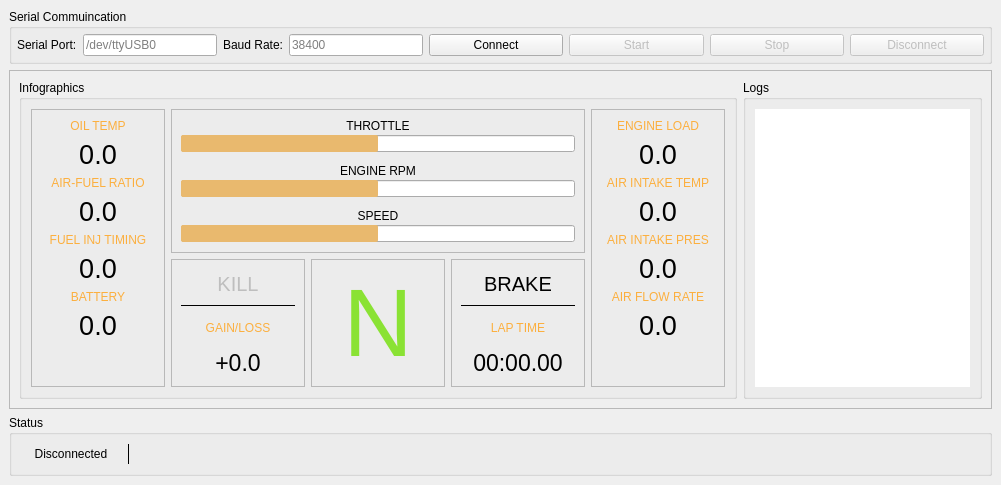
Qt form dashboard/dashboard.ui (maker-ATOM/ELM327Drive) before a commit.
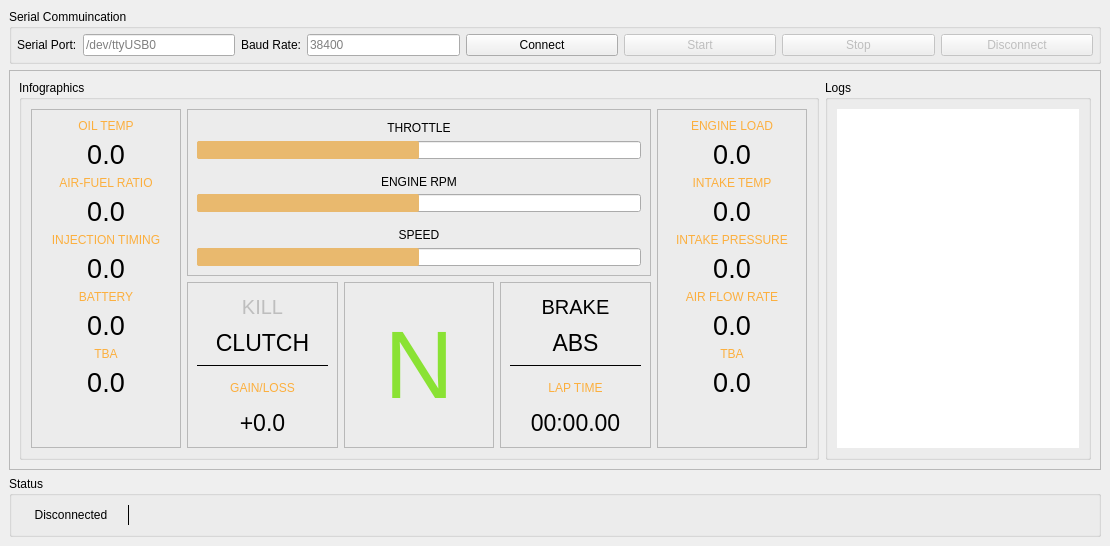
The same form after that commit.

Commit message: Added section for more sensors

```diff
--- a/dashboard/dashboard.ui
+++ b/dashboard/dashboard.ui
@@ -6,14 +6,14 @@
    <rect>
     <x>0</x>
     <y>0</y>
-    <width>1001</width>
-    <height>485</height>
+    <width>1110</width>
+    <height>546</height>
    </rect>
   </property>
   <property name="minimumSize">
    <size>
-    <width>0</width>
-    <height>0</height>
+    <width>1110</width>
+    <height>545</height>
    </size>
   </property>
   <property name="windowTitle">
@@ -28,8 +28,8 @@
    </property>
    <property name="minimumSize">
     <size>
-     <width>1000</width>
-     <height>485</height>
+     <width>0</width>
+     <height>0</height>
     </size>
    </property>
    <layout class="QVBoxLayout" name="verticalLayout_2">
@@ -303,7 +303,7 @@
                   <string notr="true">color: rgb(252, 175, 62)</string>
                  </property>
                  <property name="text">
-                  <string>FUEL INJ TIMING</string>
+                  <string>INJECTION TIMING</string>
                  </property>
                  <property name="alignment">
                   <set>Qt::AlignCenter</set>
@@ -353,6 +353,34 @@
                  </property>
                 </widget>
                </item>
+               <item>
+                <widget class="QLabel" name="label_5">
+                 <property name="styleSheet">
+                  <string notr="true">color: rgb(252, 175, 62)</string>
+                 </property>
+                 <property name="text">
+                  <string>TBA</string>
+                 </property>
+                 <property name="alignment">
+                  <set>Qt::AlignCenter</set>
+                 </property>
+                </widget>
+               </item>
+               <item>
+                <widget class="QLabel" name="label_7">
+                 <property name="font">
+                  <font>
+                   <pointsize>20</pointsize>
+                  </font>
+                 </property>
+                 <property name="text">
+                  <string>0.0</string>
+                 </property>
+                 <property name="alignment">
+                  <set>Qt::AlignCenter</set>
+                 </property>
+                </widget>
+               </item>
                <item>
                 <spacer name="verticalSpacer">
                  <property name="orientation">
@@ -371,6 +399,12 @@
             </item>
             <item row="1" column="3">
              <widget class="QFrame" name="frame_6">
+              <property name="minimumSize">
+               <size>
+                <width>150</width>
+                <height>0</height>
+               </size>
+              </property>
               <property name="frameShape">
                <enum>QFrame::StyledPanel</enum>
               </property>
@@ -393,6 +427,21 @@
                  </property>
                 </widget>
                </item>
+               <item>
+                <widget class="QLabel" name="label_4">
+                 <property name="font">
+                  <font>
+                   <pointsize>17</pointsize>
+                  </font>
+                 </property>
+                 <property name="text">
+                  <string>ABS</string>
+                 </property>
+                 <property name="alignment">
+                  <set>Qt::AlignCenter</set>
+                 </property>
+                </widget>
+               </item>
                <item>
                 <widget class="Line" name="line_3">
                  <property name="frameShadow">
@@ -442,6 +491,12 @@
                 <verstretch>0</verstretch>
                </sizepolicy>
               </property>
+              <property name="minimumSize">
+               <size>
+                <width>450</width>
+                <height>0</height>
+               </size>
+              </property>
               <property name="styleSheet">
                <string notr="true"/>
               </property>
@@ -453,10 +508,16 @@
               </property>
               <layout class="QVBoxLayout" name="verticalLayout_6">
                <property name="spacing">
-                <number>2</number>
+                <number>4</number>
                </property>
                <item>
                 <widget class="QLabel" name="label_18">
+                 <property name="sizePolicy">
+                  <sizepolicy hsizetype="Preferred" vsizetype="Preferred">
+                   <horstretch>0</horstretch>
+                   <verstretch>0</verstretch>
+                  </sizepolicy>
+                 </property>
                  <property name="text">
                   <string>THROTTLE</string>
                  </property>
@@ -467,6 +528,18 @@
                </item>
                <item>
                 <widget class="QProgressBar" name="throttle">
+                 <property name="sizePolicy">
+                  <sizepolicy hsizetype="Expanding" vsizetype="Ignored">
+                   <horstretch>0</horstretch>
+                   <verstretch>0</verstretch>
+                  </sizepolicy>
+                 </property>
+                 <property name="minimumSize">
+                  <size>
+                   <width>0</width>
+                   <height>15</height>
+                  </size>
+                 </property>
                  <property name="styleSheet">
                   <string notr="true">QProgressBar::chunk {
 background-color: rgb(233, 185, 110);
@@ -499,7 +572,7 @@
                   <enum>Qt::Vertical</enum>
                  </property>
                  <property name="sizeType">
-                  <enum>QSizePolicy::Minimum</enum>
+                  <enum>QSizePolicy::Fixed</enum>
                  </property>
                  <property name="sizeHint" stdset="0">
                   <size>
@@ -521,6 +594,18 @@
                </item>
                <item>
                 <widget class="QProgressBar" name="rpm">
+                 <property name="sizePolicy">
+                  <sizepolicy hsizetype="Expanding" vsizetype="Ignored">
+                   <horstretch>0</horstretch>
+                   <verstretch>0</verstretch>
+                  </sizepolicy>
+                 </property>
+                 <property name="minimumSize">
+                  <size>
+                   <width>0</width>
+                   <height>5</height>
+                  </size>
+                 </property>
                  <property name="styleSheet">
                   <string notr="true">QProgressBar::chunk {
 background-color: rgb(233, 185, 110);
@@ -544,7 +629,7 @@
                   <enum>Qt::Vertical</enum>
                  </property>
                  <property name="sizeType">
-                  <enum>QSizePolicy::Minimum</enum>
+                  <enum>QSizePolicy::Fixed</enum>
                  </property>
                  <property name="sizeHint" stdset="0">
                   <size>
@@ -566,6 +651,18 @@
                </item>
                <item>
                 <widget class="QProgressBar" name="speed">
+                 <property name="sizePolicy">
+                  <sizepolicy hsizetype="Expanding" vsizetype="Ignored">
+                   <horstretch>0</horstretch>
+                   <verstretch>0</verstretch>
+                  </sizepolicy>
+                 </property>
+                 <property name="minimumSize">
+                  <size>
+                   <width>0</width>
+                   <height>5</height>
+                  </size>
+                 </property>
                  <property name="styleSheet">
                   <string notr="true">QProgressBar::chunk {
 background-color: rgb(233, 185, 110);
@@ -609,6 +706,12 @@
                 <verstretch>0</verstretch>
                </sizepolicy>
               </property>
+              <property name="minimumSize">
+               <size>
+                <width>150</width>
+                <height>0</height>
+               </size>
+              </property>
               <property name="frameShape">
                <enum>QFrame::StyledPanel</enum>
               </property>
@@ -650,7 +753,7 @@
                   <string notr="true">color: rgb(252, 175, 62)</string>
                  </property>
                  <property name="text">
-                  <string>AIR INTAKE TEMP</string>
+                  <string>INTAKE TEMP</string>
                  </property>
                  <property name="alignment">
                   <set>Qt::AlignCenter</set>
@@ -678,7 +781,7 @@
                   <string notr="true">color: rgb(252, 175, 62)</string>
                  </property>
                  <property name="text">
-                  <string>AIR INTAKE PRES</string>
+                  <string>INTAKE PRESSURE</string>
                  </property>
                  <property name="alignment">
                   <set>Qt::AlignCenter</set>
@@ -728,6 +831,34 @@
                  </property>
                 </widget>
                </item>
+               <item>
+                <widget class="QLabel" name="label_8">
+                 <property name="styleSheet">
+                  <string notr="true">color: rgb(252, 175, 62)</string>
+                 </property>
+                 <property name="text">
+                  <string>TBA</string>
+                 </property>
+                 <property name="alignment">
+                  <set>Qt::AlignCenter</set>
+                 </property>
+                </widget>
+               </item>
+               <item>
+                <widget class="QLabel" name="label_10">
+                 <property name="font">
+                  <font>
+                   <pointsize>20</pointsize>
+                  </font>
+                 </property>
+                 <property name="text">
+                  <string>0.0</string>
+                 </property>
+                 <property name="alignment">
+                  <set>Qt::AlignCenter</set>
+                 </property>
+                </widget>
+               </item>
                <item>
                 <spacer name="verticalSpacer_2">
                  <property name="orientation">
@@ -746,6 +877,12 @@
             </item>
             <item row="1" column="1">
              <widget class="QFrame" name="frame_5">
+              <property name="minimumSize">
+               <size>
+                <width>150</width>
+                <height>0</height>
+               </size>
+              </property>
               <property name="frameShape">
                <enum>QFrame::StyledPanel</enum>
               </property>
@@ -774,6 +911,21 @@
                  </property>
                 </widget>
                </item>
+               <item>
+                <widget class="QLabel" name="label_3">
+                 <property name="font">
+                  <font>
+                   <pointsize>17</pointsize>
+                  </font>
+                 </property>
+                 <property name="text">
+                  <string>CLUTCH</string>
+                 </property>
+                 <property name="alignment">
+                  <set>Qt::AlignCenter</set>
+                 </property>
+                </widget>
+               </item>
                <item>
                 <widget class="Line" name="line_2">
                  <property name="frameShadow">
@@ -817,6 +969,12 @@
             </item>
             <item row="1" column="2">
              <widget class="QFrame" name="frame_7">
+              <property name="minimumSize">
+               <size>
+                <width>150</width>
+                <height>160</height>
+               </size>
+              </property>
               <property name="frameShape">
                <enum>QFrame::StyledPanel</enum>
               </property>
```
Left out of the diff: 2 changed lines with no effect on the pictures. The commit also changes 1 other file.
